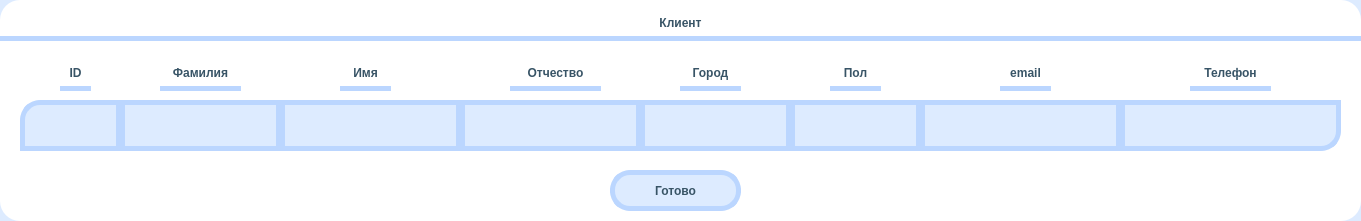
First picture: the form in CRM/editUI/EditClient.ui, repository Plnguins/CRM, before the edit.
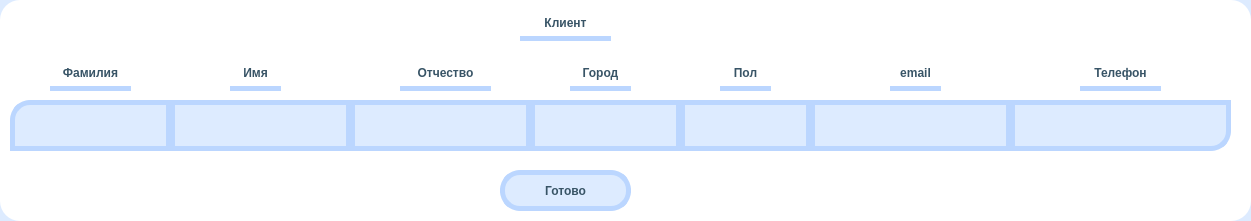
Second picture: the form after the edit.

The edit to the form file:
```diff
--- a/CRM/editUI/EditClient.ui
+++ b/CRM/editUI/EditClient.ui
@@ -21,7 +21,7 @@
    <rect>
     <x>0</x>
     <y>0</y>
-    <width>1361</width>
+    <width>1251</width>
     <height>221</height>
    </rect>
   </property>
@@ -31,7 +31,7 @@
   <widget class="QLineEdit" name="CityEnter">
    <property name="geometry">
     <rect>
-     <x>640</x>
+     <x>530</x>
      <y>100</y>
      <width>151</width>
      <height>51</height>
@@ -42,13 +42,17 @@
 	font: bold;
 	color:  rgb(56, 84, 102);	
 	background-color: rgb(221, 235, 255);
-	border: 5px solid #BBD6FF ;</string>
+	border: 5px solid #BBD6FF ;
+	border-radius:0px;</string>
+   </property>
+   <property name="alignment">
+    <set>Qt::AlignCenter</set>
    </property>
   </widget>
   <widget class="QLineEdit" name="NameEnter">
    <property name="geometry">
     <rect>
-     <x>280</x>
+     <x>170</x>
      <y>100</y>
      <width>181</width>
      <height>51</height>
@@ -59,13 +63,17 @@
 	font: bold;
 	color:  rgb(56, 84, 102);	
 	background-color: rgb(221, 235, 255);
-	border: 5px solid #BBD6FF ;</string>
+	border: 5px solid #BBD6FF ;
+	border-radius:0px;</string>
+   </property>
+   <property name="alignment">
+    <set>Qt::AlignCenter</set>
    </property>
   </widget>
   <widget class="QLineEdit" name="PatronymicEnter">
    <property name="geometry">
     <rect>
-     <x>460</x>
+     <x>350</x>
      <y>100</y>
      <width>181</width>
      <height>51</height>
@@ -76,7 +84,11 @@
 	font: bold;
 	color:  rgb(56, 84, 102);	
 	background-color: rgb(221, 235, 255);
-	border: 5px solid #BBD6FF ;</string>
+	border: 5px solid #BBD6FF ;
+	border-radius:0px;</string>
+   </property>
+   <property name="alignment">
+    <set>Qt::AlignCenter</set>
    </property>
   </widget>
   <widget class="QLabel" name="BackgroundRounded">
@@ -84,7 +96,7 @@
     <rect>
      <x>0</x>
      <y>0</y>
-     <width>1361</width>
+     <width>1251</width>
      <height>221</height>
     </rect>
    </property>
@@ -99,7 +111,7 @@
   <widget class="QLabel" name="Patronymic">
    <property name="geometry">
     <rect>
-     <x>510</x>
+     <x>400</x>
      <y>60</y>
      <width>91</width>
      <height>31</height>
@@ -121,35 +133,10 @@
     <set>Qt::AlignCenter</set>
    </property>
   </widget>
-  <widget class="QLabel" name="ID">
-   <property name="geometry">
-    <rect>
-     <x>60</x>
-     <y>60</y>
-     <width>31</width>
-     <height>31</height>
-    </rect>
-   </property>
-   <property name="styleSheet">
-    <string notr="true">	font: 12pt &quot;Comfortaa&quot;;
-	font: bold;
-	color:  rgb(56, 84, 102);
-	border: 5px solid #BBD6FF ;
-	border-top: transparent;
-	border-left: transparent;
-	border-right: transparent;</string>
-   </property>
-   <property name="text">
-    <string>ID</string>
-   </property>
-   <property name="alignment">
-    <set>Qt::AlignCenter</set>
-   </property>
-  </widget>
   <widget class="QLineEdit" name="EmailEnter">
    <property name="geometry">
     <rect>
-     <x>920</x>
+     <x>810</x>
      <y>100</y>
      <width>201</width>
      <height>51</height>
@@ -160,13 +147,17 @@
 	font: bold;
 	color:  rgb(56, 84, 102);	
 	background-color: rgb(221, 235, 255);
-	border: 5px solid #BBD6FF ;</string>
+	border: 5px solid #BBD6FF ;
+	border-radius:0px;</string>
+   </property>
+   <property name="alignment">
+    <set>Qt::AlignCenter</set>
    </property>
   </widget>
   <widget class="QLineEdit" name="PhoneNumberEnter">
    <property name="geometry">
     <rect>
-     <x>1120</x>
+     <x>1010</x>
      <y>100</y>
      <width>221</width>
      <height>51</height>
@@ -178,13 +169,19 @@
 	color:  rgb(56, 84, 102);	
 	background-color: rgb(221, 235, 255);
 	border: 5px solid #BBD6FF ;
+	border-top-left-radius: 0px;
+	border-top-right-radius:0px;
+	border-bottom-left-radius:0px;
 	border-bottom-right-radius:20px;</string>
    </property>
+   <property name="alignment">
+    <set>Qt::AlignCenter</set>
+   </property>
   </widget>
   <widget class="QLabel" name="Sex">
    <property name="geometry">
     <rect>
-     <x>830</x>
+     <x>720</x>
      <y>60</y>
      <width>51</width>
      <height>31</height>
@@ -209,7 +206,7 @@
   <widget class="QLineEdit" name="SurnameEnter">
    <property name="geometry">
     <rect>
-     <x>120</x>
+     <x>10</x>
      <y>100</y>
      <width>161</width>
      <height>51</height>
@@ -220,13 +217,24 @@
 	font: bold;
 	color:  rgb(56, 84, 102);	
 	background-color: rgb(221, 235, 255);
-	border: 5px solid #BBD6FF ;</string>
+	border: 5px solid #BBD6FF ;
+	border-top-left-radius: 20px;
+	border-top-right-radius:0px;
+	border-bottom-left-radius:0px;
+	border-bottom-right-radius:0px;
+	</string>
+   </property>
+   <property name="text">
+    <string/>
+   </property>
+   <property name="alignment">
+    <set>Qt::AlignCenter</set>
    </property>
   </widget>
   <widget class="QLabel" name="Surname">
    <property name="geometry">
     <rect>
-     <x>160</x>
+     <x>50</x>
      <y>60</y>
      <width>81</width>
      <height>31</height>
@@ -248,27 +256,10 @@
     <set>Qt::AlignCenter</set>
    </property>
   </widget>
-  <widget class="QLineEdit" name="SexEnter">
-   <property name="geometry">
-    <rect>
-     <x>790</x>
-     <y>100</y>
-     <width>131</width>
-     <height>51</height>
-    </rect>
-   </property>
-   <property name="styleSheet">
-    <string notr="true">	font: 12pt &quot;Comfortaa&quot;;
-	font: bold;
-	color:  rgb(56, 84, 102);	
-	background-color: rgb(221, 235, 255);
-	border: 5px solid #BBD6FF ;</string>
-   </property>
-  </widget>
   <widget class="QPushButton" name="Apply">
    <property name="geometry">
     <rect>
-     <x>610</x>
+     <x>500</x>
      <y>170</y>
      <width>131</width>
      <height>41</height>
@@ -319,7 +310,7 @@
   <widget class="QLabel" name="City">
    <property name="geometry">
     <rect>
-     <x>680</x>
+     <x>570</x>
      <y>60</y>
      <width>61</width>
      <height>31</height>
@@ -344,9 +335,9 @@
   <widget class="QLabel" name="tableName">
    <property name="geometry">
     <rect>
-     <x>0</x>
+     <x>520</x>
      <y>10</y>
-     <width>1361</width>
+     <width>91</width>
      <height>31</height>
     </rect>
    </property>
@@ -369,7 +360,7 @@
   <widget class="QLabel" name="Name">
    <property name="geometry">
     <rect>
-     <x>340</x>
+     <x>230</x>
      <y>60</y>
      <width>51</width>
      <height>31</height>
@@ -391,31 +382,10 @@
     <set>Qt::AlignCenter</set>
    </property>
   </widget>
-  <widget class="QLabel" name="IDEnter">
-   <property name="geometry">
-    <rect>
-     <x>20</x>
-     <y>100</y>
-     <width>101</width>
-     <height>51</height>
-    </rect>
-   </property>
-   <property name="styleSheet">
-    <string notr="true">	font: 12pt &quot;Comfortaa&quot;;
-	font: bold;
-	color:  rgb(56, 84, 102);	
-	background-color: rgb(221, 235, 255);
-	border: 5px solid #BBD6FF ;
-	border-top-left-radius: 20px;</string>
-   </property>
-   <property name="text">
-    <string/>
-   </property>
-  </widget>
   <widget class="QLabel" name="Email">
    <property name="geometry">
     <rect>
-     <x>1000</x>
+     <x>890</x>
      <y>60</y>
      <width>51</width>
      <height>31</height>
@@ -456,7 +426,7 @@
   <widget class="QLabel" name="PhoneNumber">
    <property name="geometry">
     <rect>
-     <x>1190</x>
+     <x>1080</x>
      <y>60</y>
      <width>81</width>
      <height>31</height>
@@ -478,6 +448,27 @@
     <set>Qt::AlignCenter</set>
    </property>
   </widget>
+  <widget class="QLineEdit" name="CityEnter_2">
+   <property name="geometry">
+    <rect>
+     <x>680</x>
+     <y>100</y>
+     <width>131</width>
+     <height>51</height>
+    </rect>
+   </property>
+   <property name="styleSheet">
+    <string notr="true">	font: 12pt &quot;Comfortaa&quot;;
+	font: bold;
+	color:  rgb(56, 84, 102);	
+	background-color: rgb(221, 235, 255);
+	border: 5px solid #BBD6FF ;
+	border-radius:0px;</string>
+   </property>
+   <property name="alignment">
+    <set>Qt::AlignCenter</set>
+   </property>
+  </widget>
   <zorder>Background</zorder>
   <zorder>BackgroundRounded</zorder>
   <zorder>CityEnter</zorder>
@@ -486,18 +477,16 @@
   <zorder>Name</zorder>
   <zorder>PhoneNumber</zorder>
   <zorder>tableName</zorder>
-  <zorder>SexEnter</zorder>
   <zorder>Sex</zorder>
   <zorder>Email</zorder>
   <zorder>City</zorder>
   <zorder>PhoneNumberEnter</zorder>
   <zorder>EmailEnter</zorder>
-  <zorder>IDEnter</zorder>
   <zorder>PatronymicEnter</zorder>
   <zorder>NameEnter</zorder>
-  <zorder>ID</zorder>
   <zorder>Apply</zorder>
   <zorder>SurnameEnter</zorder>
+  <zorder>CityEnter_2</zorder>
  </widget>
  <resources/>
  <connections/>
```
Left out of the diff: 15 changed lines with no effect on the pictures.
